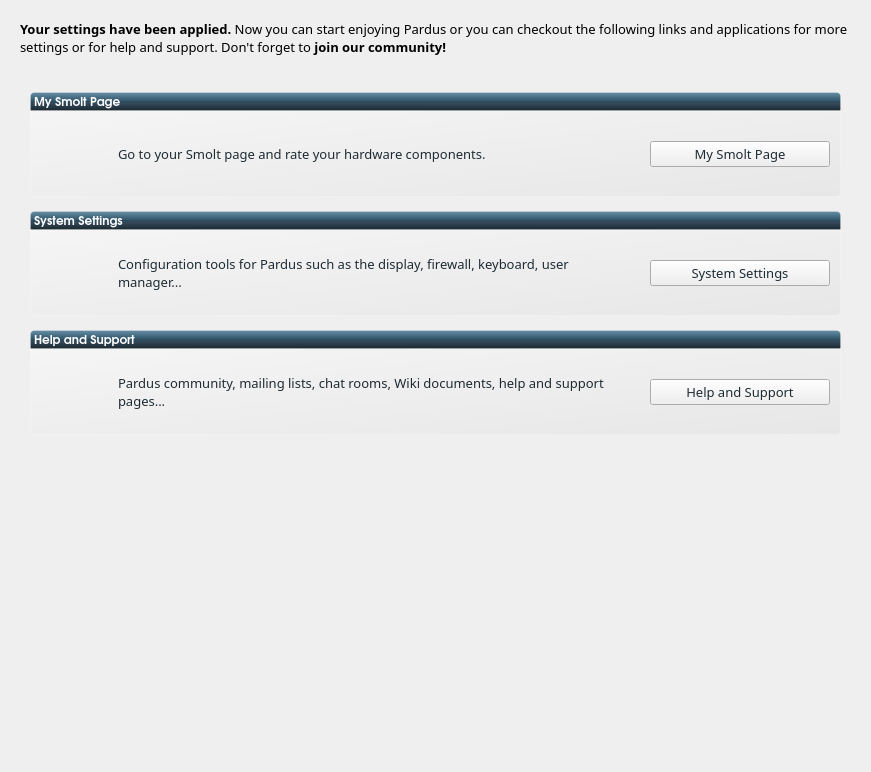
Old version of the form kde/kaptan/ui/ui_scrGoodbye.ui in the repository pars-linux/uludag.
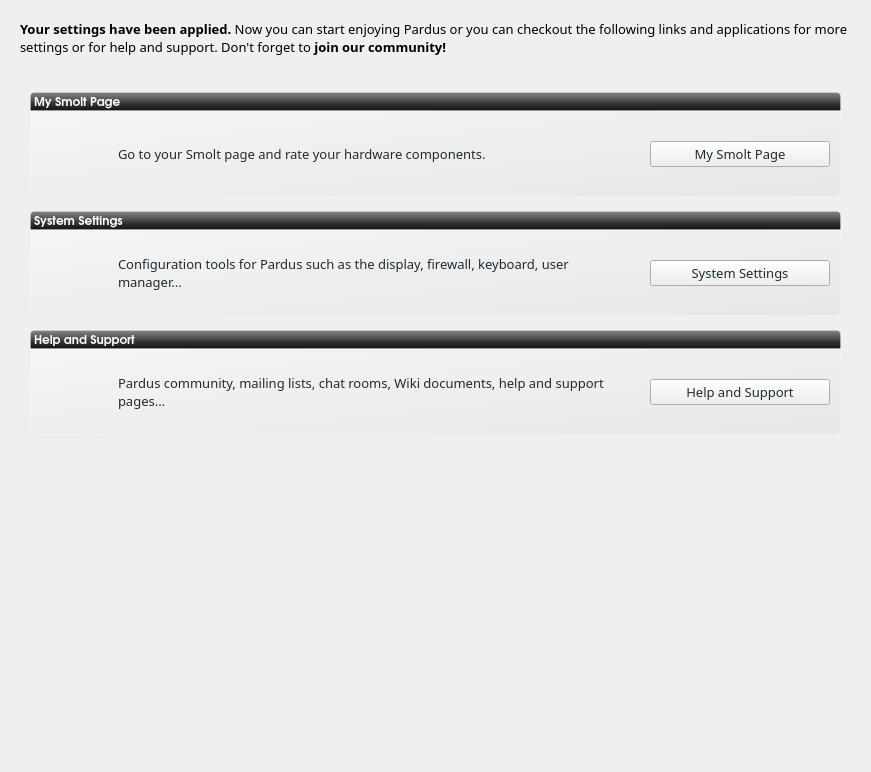
New version of the form. Icons and pictures are not drawn.

Commit message: change color to blackish gray

Diff of the .ui file:
```diff
--- a/kde/kaptan/ui/ui_scrGoodbye.ui
+++ b/kde/kaptan/ui/ui_scrGoodbye.ui
@@ -114,7 +114,7 @@
             </font>
            </property>
            <property name="styleSheet">
-            <string notr="true">background-color: qlineargradient(spread:pad, x1:0.5, y1:1, x2:0.5, y2:0, stop:0 rgba(26, 38, 45, 255), stop:0.398093 rgba(51, 72, 91, 255), stop:0.521739 rgba(45, 76, 94, 255), stop:0.531585 rgba(49, 84, 106, 255), stop:0.983696 rgba(99, 141, 164, 255), stop:1 rgba(120, 146, 172, 255));
+            <string notr="true">    background-color: qlineargradient(spread:pad, x1:0.5, y1:0, x2:0.5, y2:1, stop:0 rgba(132, 132, 132, 255), stop:0.501481 rgba(70, 70, 70, 255), stop:0.503057 rgba(62, 62, 62, 255), stop:1 rgba(16, 16, 16, 255));
 /*background-color: qlineargradient(spread:pad, x1:1, y1:1, x2:0, y2:0, stop:0 rgba(219, 219, 219, 100), stop:1 rgba(255, 255, 255, 100));*/
 border: 1px solid rgba(255,255,255,50);
 color:white;
@@ -298,7 +298,7 @@
             </font>
            </property>
            <property name="styleSheet">
-            <string notr="true">background-color: qlineargradient(spread:pad, x1:0.5, y1:1, x2:0.5, y2:0, stop:0 rgba(26, 38, 45, 255), stop:0.398093 rgba(51, 72, 91, 255), stop:0.521739 rgba(45, 76, 94, 255), stop:0.531585 rgba(49, 84, 106, 255), stop:0.983696 rgba(99, 141, 164, 255), stop:1 rgba(120, 146, 172, 255));
+            <string notr="true">    background-color: qlineargradient(spread:pad, x1:0.5, y1:0, x2:0.5, y2:1, stop:0 rgba(132, 132, 132, 255), stop:0.501481 rgba(70, 70, 70, 255), stop:0.503057 rgba(62, 62, 62, 255), stop:1 rgba(16, 16, 16, 255));
 border: 1px solid rgba(255,255,255,50);
 color:white;
 border-top-left-radius: 4px;
@@ -481,7 +481,7 @@
             </font>
            </property>
            <property name="styleSheet">
-            <string notr="true">background-color: qlineargradient(spread:pad, x1:0.5, y1:1, x2:0.5, y2:0, stop:0 rgba(26, 38, 45, 255), stop:0.398093 rgba(51, 72, 91, 255), stop:0.521739 rgba(45, 76, 94, 255), stop:0.531585 rgba(49, 84, 106, 255), stop:0.983696 rgba(99, 141, 164, 255), stop:1 rgba(120, 146, 172, 255));
+            <string notr="true">    background-color: qlineargradient(spread:pad, x1:0.5, y1:0, x2:0.5, y2:1, stop:0 rgba(132, 132, 132, 255), stop:0.501481 rgba(70, 70, 70, 255), stop:0.503057 rgba(62, 62, 62, 255), stop:1 rgba(16, 16, 16, 255));
 border: 1px solid rgba(255,255,255,50);
 color:white;
 border-top-left-radius: 4px;
```
The commit also changes 9 other files.
